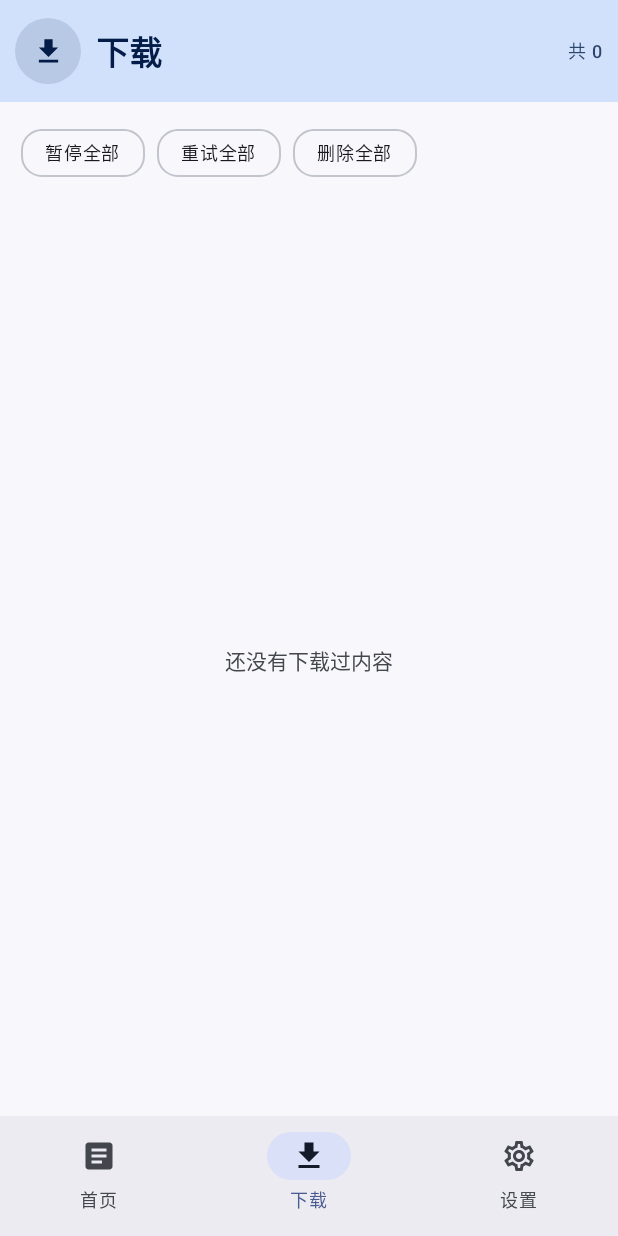
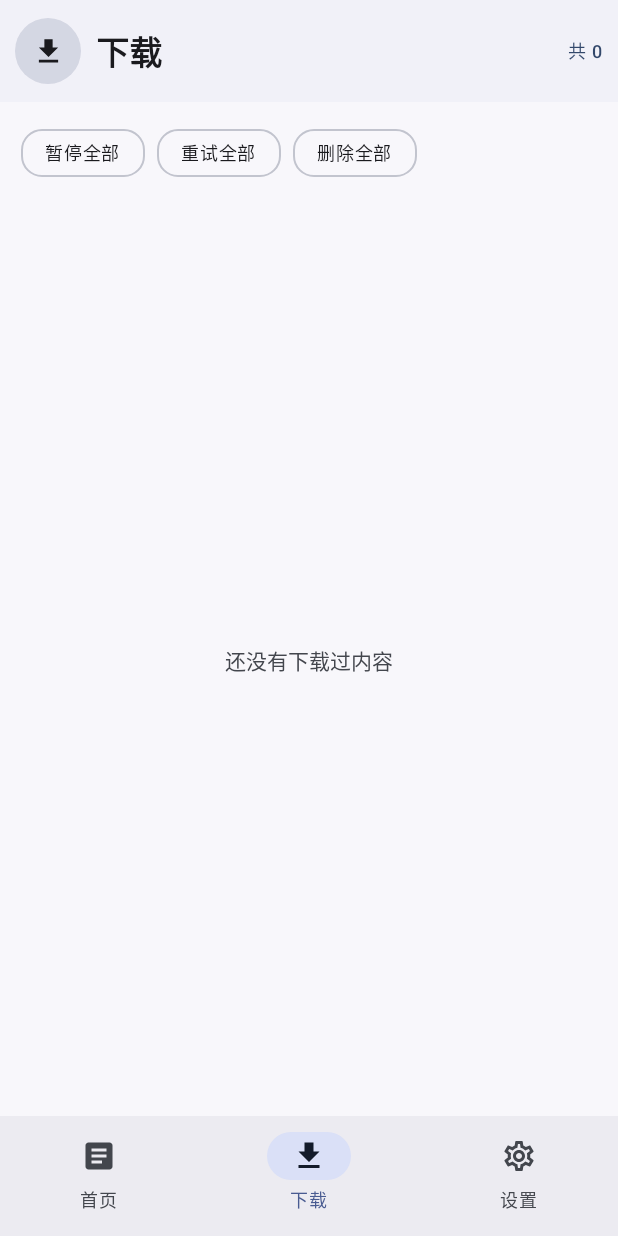
Before and after one commit to huaix01-cloud/XDL, an Android app built with Jetpack Compose: the screen it shows after launch (MainActivity), item 2 of the bottom bar chosen, on a phone screen of 412 x 824 dp. Run offline under Robolectric (Android 15) with nearby library versions, the phone set to English and light mode, and no system bars; pictures from the network do not load.

Commit message:
对齐第 7 版设计稿：浅色顶栏+衬线标题、carousel 浅蓝卡、filled/tonal 按钮、移除画质行
按用户新设计稿逐项对齐（不再保留旧 UI 元素）：
- topAppBar：surfaceContainerLow 浅灰白底，XDL 用衬线体，底部细分隔线
- carousel：primaryContainer 浅蓝卡片，右侧留 44dp peek 露出下一张
- textField：floating label 粘贴在此处（不再是 placeholder）
- 按钮：粘贴/清空 filled 蓝底白字，解析/下载 tonal
- 移除首页的画质下拉、保持最佳复选框（设计稿无此元素）
- 下载页/设置页顶栏配色同步

```diff
--- a/app/src/main/java/com/yg/xdl/ui/HomeScreen.kt
+++ b/app/src/main/java/com/yg/xdl/ui/HomeScreen.kt
@@ -32,6 +32,7 @@ import androidx.compose.material3.Checkbox
 import androidx.compose.material3.FilledTonalButton
 import androidx.compose.material3.Icon
 import androidx.compose.material3.IconButton
+import androidx.compose.material3.HorizontalDivider
 import androidx.compose.material3.MaterialTheme
 import androidx.compose.material3.OutlinedTextField
 import androidx.compose.material3.SnackbarHost
@@ -58,6 +59,7 @@ import androidx.compose.ui.layout.onGloballyPositioned
 import androidx.compose.ui.platform.LocalClipboardManager
 import androidx.compose.ui.platform.LocalContext
 import androidx.compose.ui.res.vectorResource
+import androidx.compose.ui.text.font.FontFamily
 import androidx.compose.ui.text.font.FontWeight
 import androidx.compose.ui.text.style.TextAlign
 import androidx.compose.ui.text.style.TextOverflow
@@ -206,7 +208,7 @@ fun HomeScreen(
             Surface(
                 modifier = Modifier.fillMaxWidth(),
                 shape = RoundedCornerShape(0.dp),
-                color = MaterialTheme.colorScheme.primaryContainer
+                color = MaterialTheme.colorScheme.surfaceContainerLow
             ) {
                 Row(
                     Modifier
@@ -226,20 +228,24 @@ fun HomeScreen(
                             else ImageVector.vectorResource(R.drawable.ic_dark_mode),
                             contentDescription = "切换主题",
                             modifier = Modifier.size(22.dp),
-                            tint = MaterialTheme.colorScheme.onPrimaryContainer
+                            tint = MaterialTheme.colorScheme.onSurface
                         )
                     }
                     Spacer(Modifier.width(6.dp))
                     Text(
                         "XDL",
-                        style = MaterialTheme.typography.headlineSmall,
+                        style = MaterialTheme.typography.headlineSmall.copy(fontFamily = FontFamily.Serif),
                         fontWeight = FontWeight.Bold,
-                        color = MaterialTheme.colorScheme.onPrimaryContainer
+                        color = MaterialTheme.colorScheme.onSurface
                     )
                     Spacer(Modifier.weight(1f))
                     TopBarNetChip()
                 }
             }
+            HorizontalDivider(
+                thickness = 1.dp,
+                color = MaterialTheme.colorScheme.outlineVariant.copy(alpha = 0.6f)
+            )
 
             // ---------------- 内容
             Column(
@@ -256,12 +262,13 @@ fun HomeScreen(
                 HorizontalPager(
                     state = pagerState,
                     modifier = Modifier.fillMaxWidth().height(180.dp),
+                    contentPadding = PaddingValues(start = 0.dp, end = 44.dp),
                     pageSpacing = 10.dp
                 ) { page ->
                     Surface(
                         modifier = Modifier.fillMaxSize(),
-                        shape = RoundedCornerShape(28.dp),
-                        color = MaterialTheme.colorScheme.surfaceContainerHigh
+                        shape = RoundedCornerShape(22.dp),
+                        color = MaterialTheme.colorScheme.primaryContainer
                     ) {
                         if (media.isEmpty()) {
                             Box(Modifier.fillMaxSize(), contentAlignment = Alignment.Center) {
@@ -327,7 +334,7 @@ fun HomeScreen(
                     value = st.url,
                     onValueChange = { st.url = it },
                     modifier = Modifier.fillMaxWidth(),
-                    placeholder = { Text("粘贴在此处") },
+                    label = { Text("粘贴在此处") },
                     leadingIcon = {
                         Icon(ImageVector.vectorResource(R.drawable.ic_article), contentDescription = null)
                     },
@@ -338,9 +345,9 @@ fun HomeScreen(
 
                 Spacer(Modifier.height(10.dp))
 
-                // 粘贴 / 清空 / 解析·下载
+                // 粘贴 / 清空（filled）· 解析/下载（tonal）
                 Row(horizontalArrangement = Arrangement.spacedBy(8.dp)) {
-                    FilledTonalButton(
+                    Button(
                         onClick = {
                             val t = clipboard.getText()?.text
                             if (!t.isNullOrBlank()) st.url = t
@@ -351,7 +358,7 @@ fun HomeScreen(
                     ) {
                         Text("粘贴", style = MaterialTheme.typography.labelLarge, maxLines = 1)
                     }
-                    FilledTonalButton(
+                    Button(
                         onClick = {
                             st.url = ""
                             st.tweet = null
@@ -365,16 +372,12 @@ fun HomeScreen(
                     ) {
                         Text("清空", style = MaterialTheme.typography.labelLarge, maxLines = 1)
                     }
-                    Button(
+                    FilledTonalButton(
                         onClick = { analyzeOrDownload() },
                         enabled = !st.loading,
                         shape = MaterialTheme.shapes.medium,
-                        modifier = Modifier.weight(1.5f),
-                        contentPadding = PaddingValues(horizontal = 6.dp, vertical = 14.dp),
-                        colors = ButtonDefaults.buttonColors(
-                            containerColor = MaterialTheme.colorScheme.secondaryContainer,
-                            contentColor = MaterialTheme.colorScheme.onSecondaryContainer
-                        )
+                        modifier = Modifier.weight(1.6f),
+                        contentPadding = PaddingValues(horizontal = 6.dp, vertical = 14.dp)
                     ) {
                         Icon(
                             ImageVector.vectorResource(R.drawable.ic_arrow_downward),
@@ -390,40 +393,7 @@ fun HomeScreen(
                     }
                 }
 
-                Spacer(Modifier.height(12.dp))
-
-                // 视频画质 + 保持最佳
-                Row(
-                    verticalAlignment = Alignment.Top,
-                    horizontalArrangement = Arrangement.spacedBy(10.dp)
-                ) {
-                    SelectField(
-                        label = "",
-                        value = "",
-                        options = Quality.entries.map { it.label },
-                        onSelect = { i -> Settings.updateQuality(Quality.entries[i]) },
-                        selectedIndex = Quality.entries.indexOf(Settings.quality),
-                        modifier = Modifier.width(157.dp),
-                        enabled = !Settings.keepBest,
-                        leadingIcon = Icons.Filled.PlayArrow,
-                        supporting = "视频画质"
-                    )
-                    Row(
-                        verticalAlignment = Alignment.CenterVertically,
-                        modifier = Modifier.weight(1f).padding(top = 6.dp)
-                    ) {
-                        Checkbox(
-                            checked = Settings.keepBest,
-                            onCheckedChange = { Settings.updateKeepBest(it) }
-                        )
-                        Text(
-                            "保持选择最佳画质",
-                            style = MaterialTheme.typography.labelSmall,
-                            maxLines = 2,
-                            lineHeight = 14.sp
-                        )
-                    }
-                }
+                // 设计稿里首页没有画质选择与状态行；画质固定「保持最佳」，可在设置页调整
 
                 if (st.error.isNotBlank()) {
                     Spacer(Modifier.height(10.dp))
@@ -459,7 +429,7 @@ fun HomeScreen(
 private fun TopBarNetChip() {
     val hasProxy = NetWatch.hasProxy
     val ms = if (NetWatch.apiMillis > 0) "${NetWatch.apiMillis}ms" else "---"
-    val fg = MaterialTheme.colorScheme.onPrimaryContainer
+    val fg = MaterialTheme.colorScheme.onSurfaceVariant
     Surface(
         modifier = Modifier.width(112.dp).height(32.dp),
         shape = RoundedCornerShape(50),
--- a/app/src/main/java/com/yg/xdl/ui/SettingsScreen.kt
+++ b/app/src/main/java/com/yg/xdl/ui/SettingsScreen.kt
@@ -30,6 +30,7 @@ import androidx.compose.material3.Checkbox
 import androidx.compose.material3.ExperimentalMaterial3Api
 import androidx.compose.material3.FloatingActionButton
 import androidx.compose.material3.Icon
+import androidx.compose.material3.HorizontalDivider
 import androidx.compose.material3.MaterialTheme
 import androidx.compose.material3.ModalBottomSheet
 import androidx.compose.material3.RadioButton
@@ -105,7 +106,7 @@ fun SettingsScreen(onBack: () -> Unit) {
             Surface(
                 modifier = Modifier.fillMaxWidth(),
                 shape = RoundedCornerShape(0.dp),
-                color = MaterialTheme.colorScheme.primaryContainer
+                color = MaterialTheme.colorScheme.surfaceContainerLow
             ) {
                 Row(
                     Modifier
@@ -125,7 +126,7 @@ fun SettingsScreen(onBack: () -> Unit) {
                             Icons.Outlined.Settings,
                             contentDescription = null,
                             modifier = Modifier.size(22.dp),
-                            tint = MaterialTheme.colorScheme.onPrimaryContainer
+                            tint = MaterialTheme.colorScheme.onSurface
                         )
                     }
                     Spacer(Modifier.width(10.dp))
@@ -133,7 +134,7 @@ fun SettingsScreen(onBack: () -> Unit) {
                         "设置",
                         style = MaterialTheme.typography.headlineSmall,
                         fontWeight = androidx.compose.ui.text.font.FontWeight.Bold,
-                        color = MaterialTheme.colorScheme.onPrimaryContainer
+                        color = MaterialTheme.colorScheme.onSurface
                     )
                 }
             }
--- a/app/src/main/java/com/yg/xdl/ui/TasksScreen.kt
+++ b/app/src/main/java/com/yg/xdl/ui/TasksScreen.kt
@@ -27,6 +27,7 @@ import androidx.compose.material3.AssistChip
 import androidx.compose.material3.Icon
 import androidx.compose.material3.IconButton
 import androidx.compose.material3.LinearProgressIndicator
+import androidx.compose.material3.HorizontalDivider
 import androidx.compose.material3.MaterialTheme
 import androidx.compose.material3.SnackbarHost
 import androidx.compose.material3.SnackbarHostState
@@ -79,7 +80,7 @@ fun TasksScreen(onBack: () -> Unit) {
             Surface(
                 modifier = Modifier.fillMaxWidth(),
                 shape = RoundedCornerShape(0.dp),
-                color = MaterialTheme.colorScheme.primaryContainer
+                color = MaterialTheme.colorScheme.surfaceContainerLow
             ) {
                 Row(
                     Modifier
@@ -99,7 +100,7 @@ fun TasksScreen(onBack: () -> Unit) {
                             ImageVector.vectorResource(R.drawable.ic_download),
                             contentDescription = null,
                             modifier = Modifier.size(22.dp),
-                            tint = MaterialTheme.colorScheme.onPrimaryContainer
+                            tint = MaterialTheme.colorScheme.onSurface
                         )
                     }
                     Spacer(Modifier.width(10.dp))
@@ -107,7 +108,7 @@ fun TasksScreen(onBack: () -> Unit) {
                         "下载",
                         style = MaterialTheme.typography.headlineSmall,
                         fontWeight = FontWeight.Bold,
-                        color = MaterialTheme.colorScheme.onPrimaryContainer
+                        color = MaterialTheme.colorScheme.onSurface
                     )
                     Spacer(Modifier.weight(1f))
                     Text(
@@ -247,7 +248,7 @@ private fun TaskCard(
                             ImageVector.vectorResource(R.drawable.ic_download),
                             contentDescription = null,
                             modifier = Modifier.size(20.dp),
-                            tint = MaterialTheme.colorScheme.onPrimaryContainer
+                            tint = MaterialTheme.colorScheme.onSurface
                         )
                     }
                 }
```
Also changed, not shown: 3 other files.
